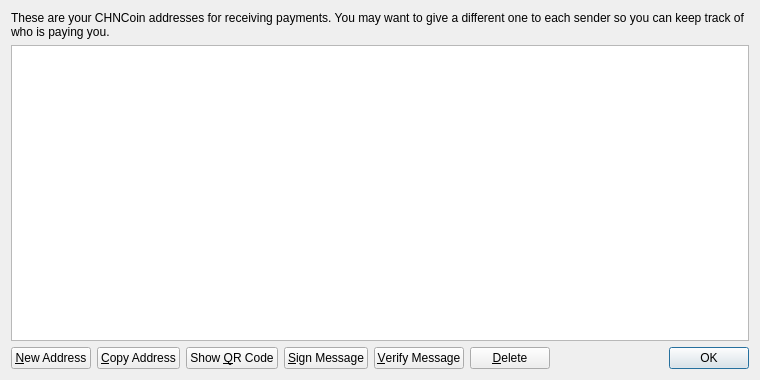
Above: src/qt/forms/addressbookpage.ui from bitwatts/BitOre before the change. Below: the same form after it.
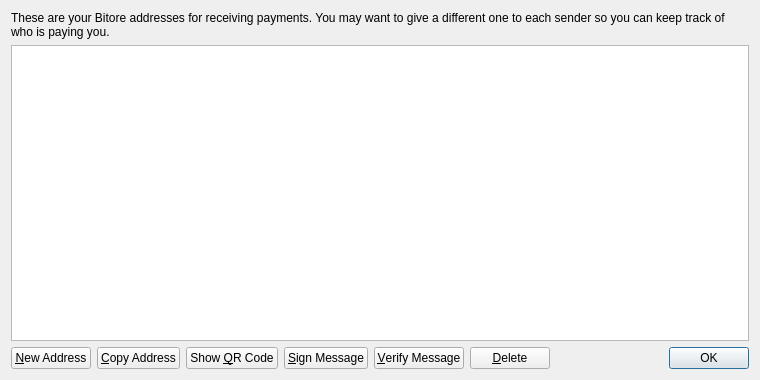
That is the form after the change. Icons and pictures are not drawn.

Diff of the .ui file:
```diff
--- a/src/qt/forms/addressbookpage.ui
+++ b/src/qt/forms/addressbookpage.ui
@@ -17,7 +17,7 @@
    <item>
     <widget class="QLabel" name="labelExplanation">
      <property name="text">
-      <string>These are your CHNCoin addresses for receiving payments. You may want to give a different one to each sender so you can keep track of who is paying you.</string>
+      <string>These are your Bitore addresses for receiving payments. You may want to give a different one to each sender so you can keep track of who is paying you.</string>
      </property>
      <property name="textFormat">
       <enum>Qt::PlainText</enum>
```
Left out of the diff: 4 changed lines with no effect on the pictures.
